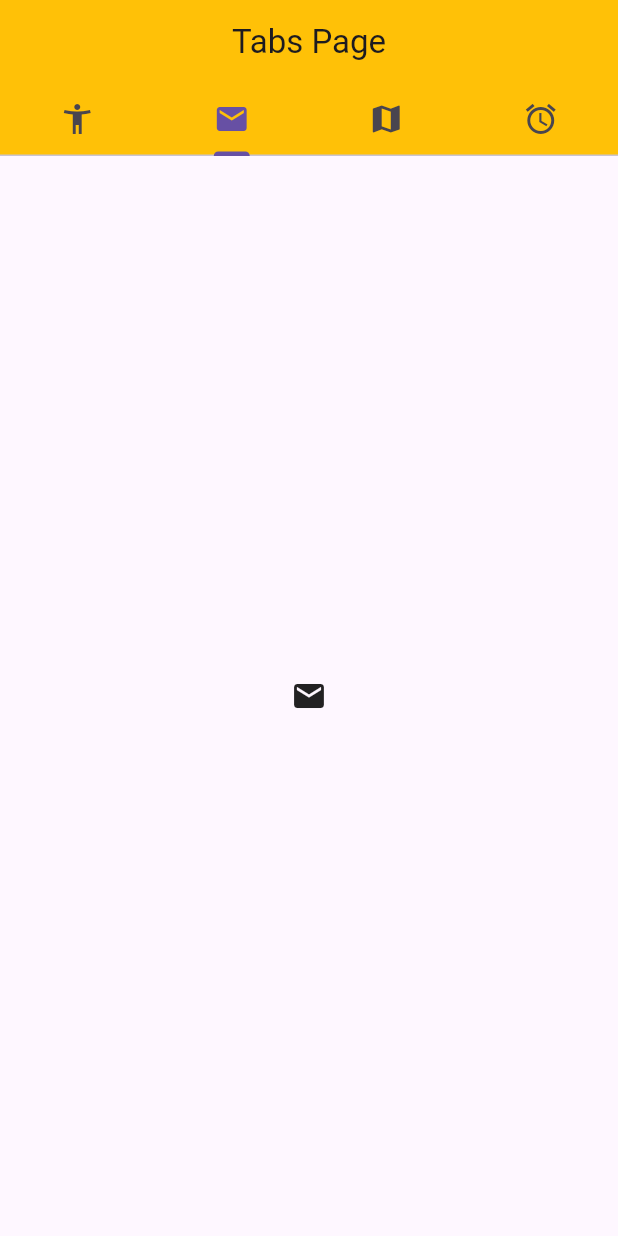
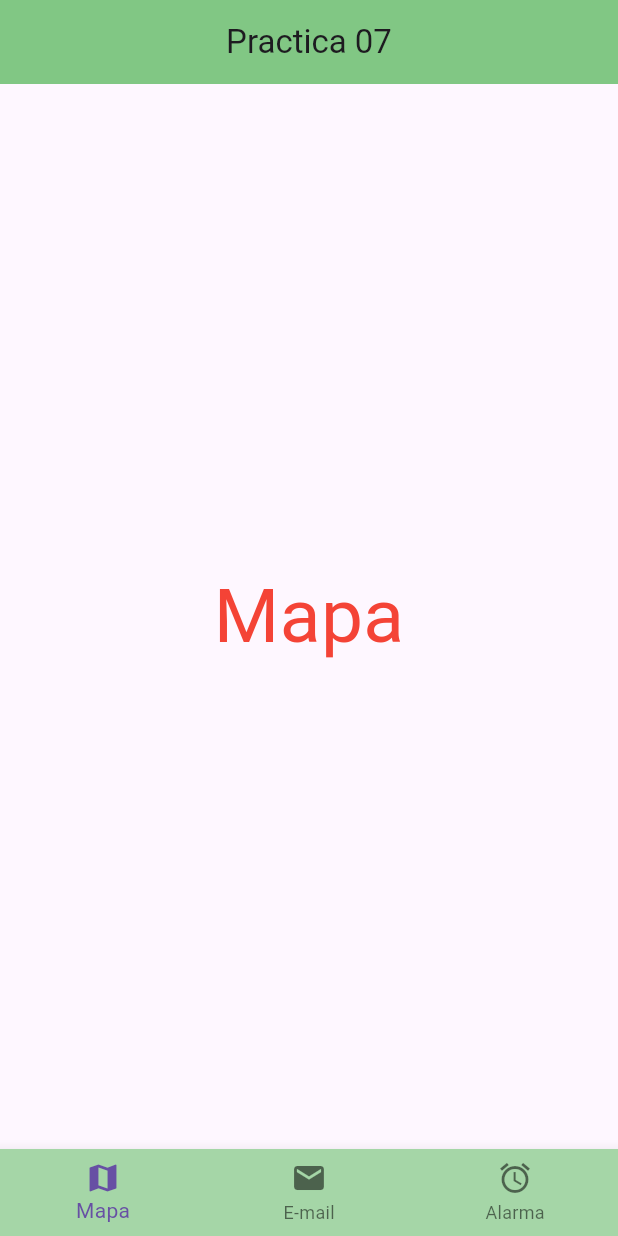
Before and after one commit to JonaPadilla22/computoNube_Padilla, a Flutter app: the screen it shows after launch, on a phone screen of 412 x 824 dp. Run offline on Flutter 3.47's test engine with Material 3 defaults, Android fonts, the phone set to English and light mode, and no system bars.

Commit message:
practica_07

```diff
--- a/lib/main.dart
+++ b/lib/main.dart
@@ -1,4 +1,4 @@
-import 'package:computonube_padilla/src/tabs_page.dart';
+import 'package:computonube_padilla/src/bottom_page.dart';
 import 'package:flutter/material.dart';
 
 void main() => runApp(MyApp());
@@ -7,8 +7,8 @@ class MyApp extends StatelessWidget {
   @override
   Widget build(BuildContext context) {
     return MaterialApp(
-      title: 'Practica 06',
-      home: TabsPage(),
+      title: 'Practica 07',
+      home: BottomNavigatorPage(),
       debugShowCheckedModeBanner: false
     );
   }
--- /dev/null
+++ b/lib/src/bottom_page.dart
@@ -0,0 +1,58 @@
+
+import 'package:flutter/material.dart';
+
+class BottomNavigatorPage extends StatefulWidget {
+  @override
+  State<BottomNavigatorPage> createState() => _BottomNavigatorPageState();
+}
+
+class _BottomNavigatorPageState extends State<BottomNavigatorPage> {
+  final tabs = [
+    Center(
+      child: Text('Mapa', style: TextStyle(color: Colors.red, fontSize: 50)),
+    ),
+    Center(
+      child: Text('E-mail', style: TextStyle(color: Colors.amber, fontSize: 50)),
+    ),
+    Center(
+      child: Text('Alarma', style: TextStyle(color: Colors.blue, fontSize: 50)),
+    )
+  ];
+
+  int _currentIndex = 0;
+
+  @override
+  Widget build(BuildContext context) {
+    return Scaffold(
+      appBar: AppBar(
+        title: Text('Practica 07'),
+        centerTitle: true,
+        backgroundColor: Colors.green[300],
+      ),
+      body: tabs[_currentIndex],
+      bottomNavigationBar: BottomNavigationBar(
+        backgroundColor: Colors.green[200],
+        currentIndex: _currentIndex,
+        items: [
+          BottomNavigationBarItem(
+            icon: Icon(Icons.map),
+            label: 'Mapa'
+          ),
+          BottomNavigationBarItem(
+            icon: Icon(Icons.mail),
+            label: 'E-mail'
+          ),
+          BottomNavigationBarItem(
+            icon: Icon(Icons.alarm),
+            label: 'Alarma'
+          )
+        ],
+        onTap: (index) {
+          setState(() {
+            _currentIndex = index;
+          });
+        },
+      ),
+    );
+  }
+}
```
Also changed, not shown: 1 other file.
